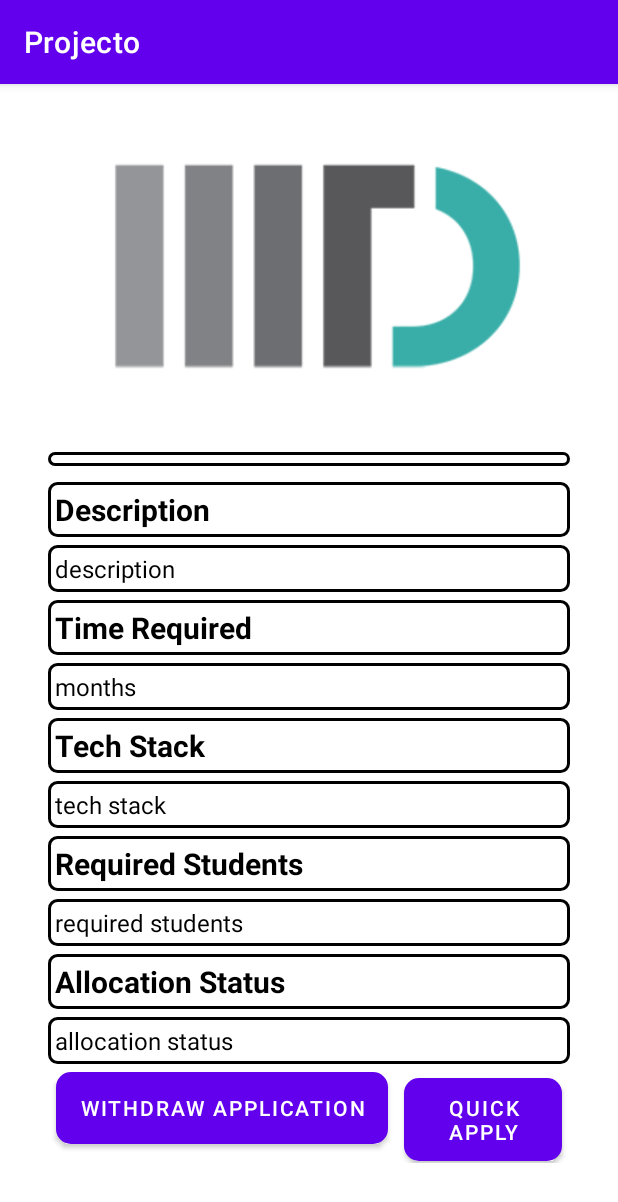
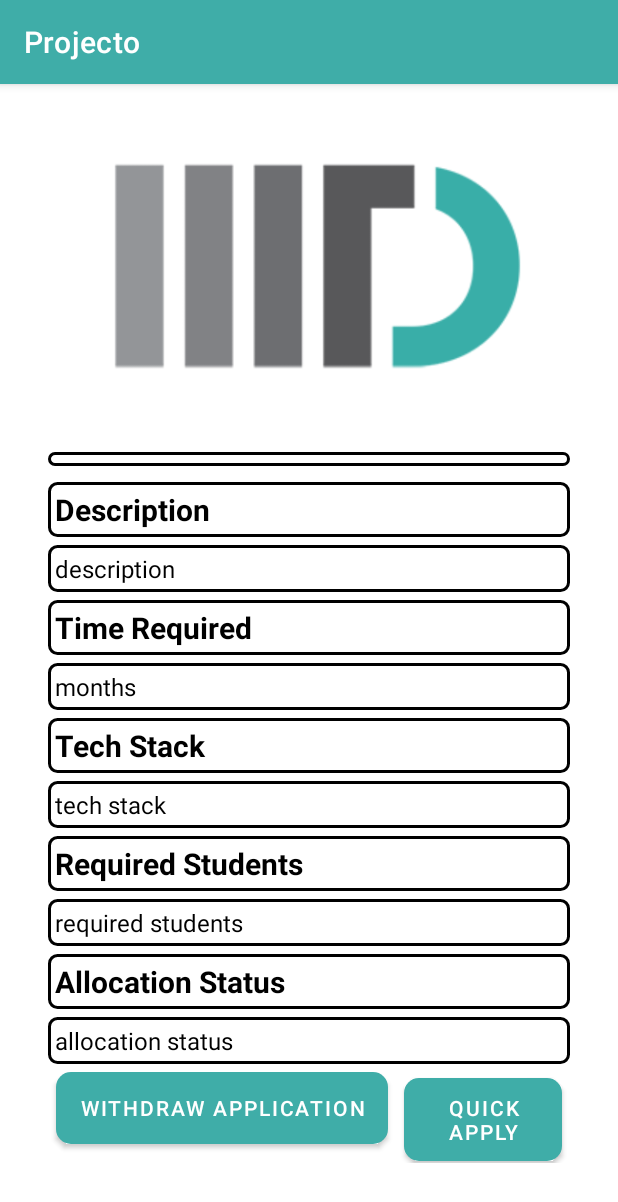
Before and after one commit to underhood31/Prof-Student-Matching, an Android app: the fragment ProjectView placed in its activity, on a phone screen of 412 x 824 dp. Shown: the top 1202 px of the screen. Run offline under Robolectric (Android 15) with nearby library versions, the phone set to English and light mode, and no system bars; network calls fail.

Commit message:
Resume download working by peeyush and color theme fixed.

```diff
--- a/Android-App/app/src/main/java/in/ac/iiitd/projecto/ProjectView.java
+++ b/Android-App/app/src/main/java/in/ac/iiitd/projecto/ProjectView.java
@@ -8,52 +8,33 @@ import androidx.fragment.app.Fragment;
 import android.view.LayoutInflater;
 import android.view.View;
 import android.view.ViewGroup;
+import android.widget.TextView;
 
-/**
- * A simple {@link Fragment} subclass.
- * Use the {@link ProjectView#newInstance} factory method to
- * create an instance of this fragment.
- */
 public class ProjectView extends Fragment {
 
-    // TODO: Rename parameter arguments, choose names that match
-    // the fragment initialization parameters, e.g. ARG_ITEM_NUMBER
-    private static final String ARG_PARAM1 = "param1";
-    private static final String ARG_PARAM2 = "param2";
-
-    // TODO: Rename and change types of parameters
-    private String mParam1;
-    private String mParam2;
 
     public ProjectView() {
         // Required empty public constructor
     }
 
-    /**
-     * Use this factory method to create a new instance of
-     * this fragment using the provided parameters.
-     *
-     * @param param1 Parameter 1.
-     * @param param2 Parameter 2.
-     * @return A new instance of fragment ProjectView.
-     */
-    // TODO: Rename and change types and number of parameters
-    public static ProjectView newInstance(String param1, String param2) {
-        ProjectView fragment = new ProjectView();
-        Bundle args = new Bundle();
-        args.putString(ARG_PARAM1, param1);
-        args.putString(ARG_PARAM2, param2);
-        fragment.setArguments(args);
-        return fragment;
-    }
+
+//    public static ProjectView newInstance(String param1, String param2) {
+//        ProjectView fragment = new ProjectView();
+//        Bundle args = new Bundle();
+//        args.putString(ARG_PARAM1, param1);
+//        args.putString(ARG_PARAM2, param2);
+//        fragment.setArguments(args);
+//        return fragment;
+//    }
 
     @Override
     public void onCreate(Bundle savedInstanceState) {
         super.onCreate(savedInstanceState);
-        if (getArguments() != null) {
-            mParam1 = getArguments().getString(ARG_PARAM1);
-            mParam2 = getArguments().getString(ARG_PARAM2);
-        }
+
+    }
+
+    public void setValues(){
+
     }
 
     @Override
--- a/Android-App/app/src/main/res/values/colors.xml
+++ b/Android-App/app/src/main/res/values/colors.xml
@@ -1,8 +1,8 @@
 <?xml version="1.0" encoding="utf-8"?>
 <resources>
-    <color name="purple_200">#FFBB86FC</color>
-    <color name="purple_500">#FF6200EE</color>
-    <color name="purple_700">#FF3700B3</color>
+    <color name="purple_200">#49A39E</color>
+    <color name="purple_500">#3FADA8</color>
+    <color name="purple_700">#3FADA8</color>
     <color name="teal_200">#FF03DAC5</color>
     <color name="teal_700">#FF018786</color>
     <color name="black">#FF000000</color>
```
Also changed, not shown: Android-App/app/src/main/java/in/ac/iiitd/projecto/Adapter/ProjectAdapter.java (+10 -2 lines), Android-App/app/src/main/java/in/ac/iiitd/projecto/Model/Student.java (+9 -1 lines), Android-App/app/src/main/java/in/ac/iiitd/projecto/student_profile_fragment.java (+51 -0 lines).
